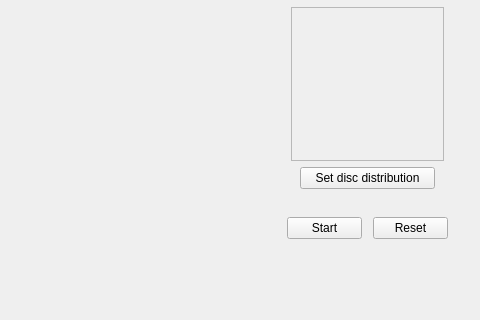
Before: the Qt Designer form src/libcellgui/MainWindow.ui in yannik131/Cell, drawn with Qt 5; both pictures show x 794 to 1274 and y 316 to 636 of the 1274 by 894 pixel window.
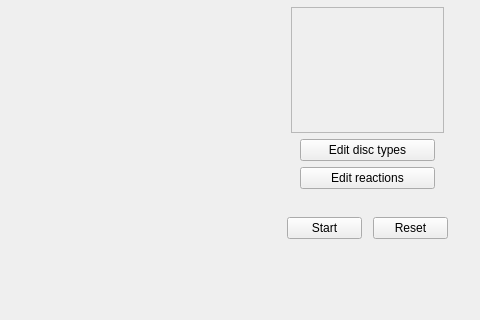
After: the same form once the commit is applied. Custom widgets are drawn as their Qt base class.

Commit message: Decomposition reactions table view

Patch:
```diff
--- a/src/libcellgui/MainWindow.ui
+++ b/src/libcellgui/MainWindow.ui
@@ -284,7 +284,14 @@
                    </size>
                   </property>
                   <property name="text">
-                   <string>Set disc distribution</string>
+                   <string>Edit disc types</string>
+                  </property>
+                 </widget>
+                </item>
+                <item>
+                 <widget class="QPushButton" name="editReactionsPushButton">
+                  <property name="text">
+                   <string>Edit reactions</string>
                   </property>
                  </widget>
                 </item>
```
Left out of the diff: 2 changed lines with no effect on the pictures. The commit also changes 6 other files.
